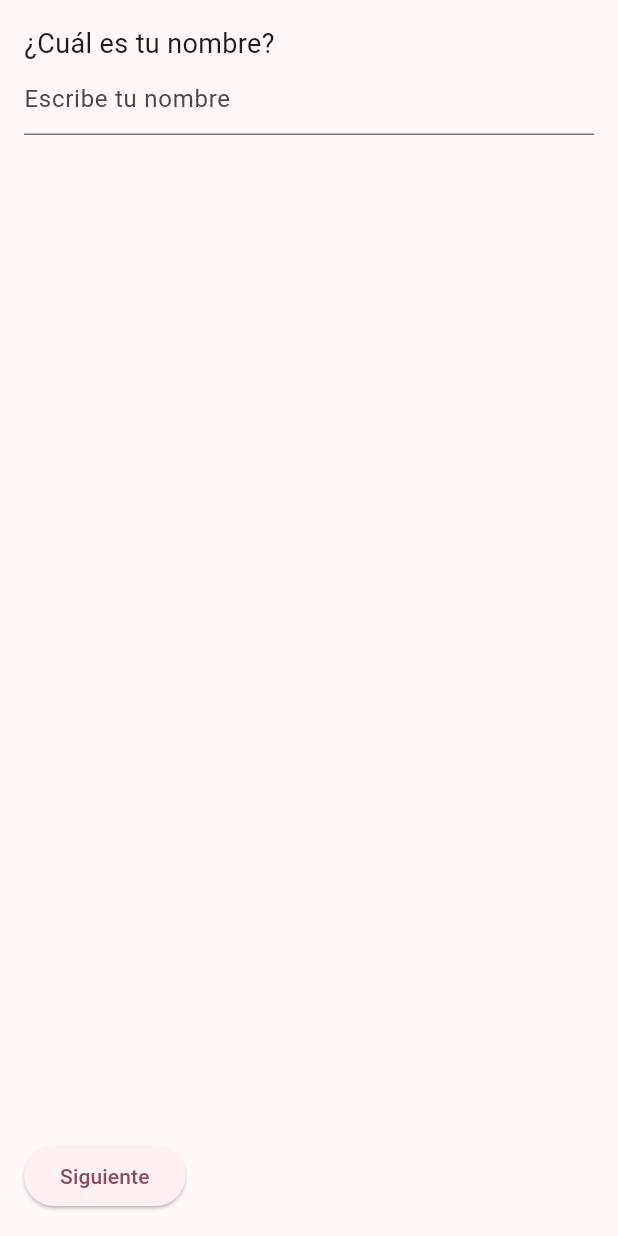
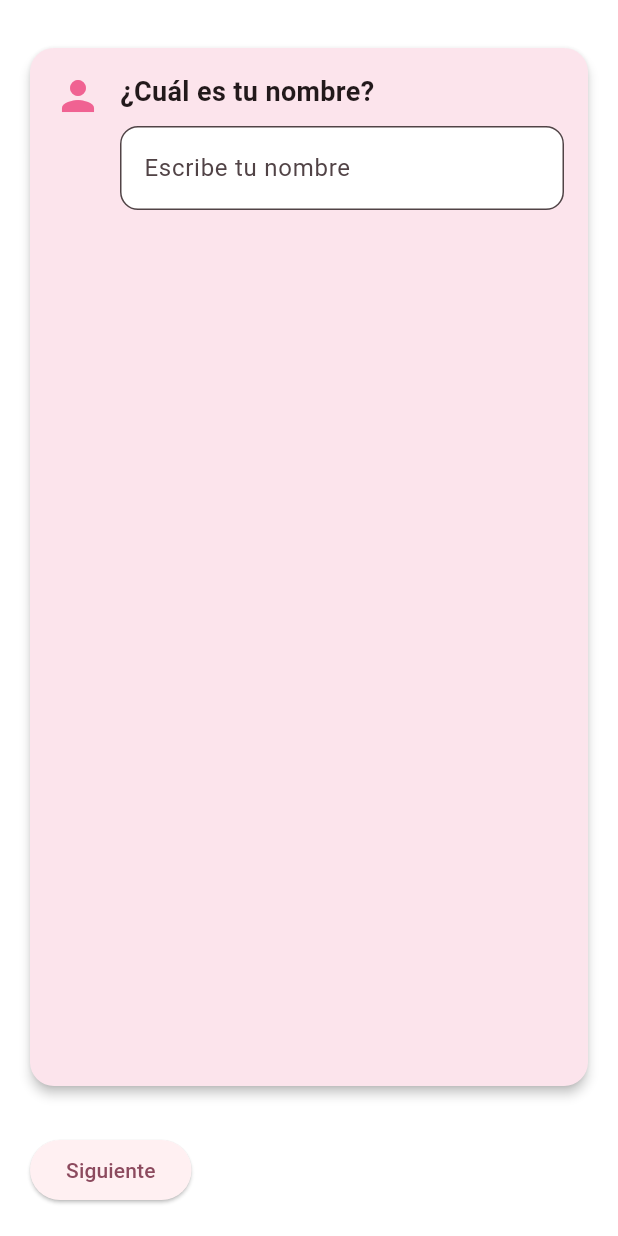
Before and after one commit to SebastianEscorcia/Maternapp, a Flutter app: the QuestionScreen screen opened by its route, on a phone screen of 412 x 824 dp. Run offline on Flutter 3.47's test engine with Material 3 defaults, Android fonts, the phone set to English and light mode, and no system bars; drawn by our look-alikes of flutter_animate; our stand-ins replace lottie, table_calendar.

Commit message:
Add folder in presentation global_widgets and layout. animated widgets questions, create welcome pages

```diff
--- a/lib/Routes/routes.dart
+++ b/lib/Routes/routes.dart
@@ -4,4 +4,5 @@ class Routes {
   static const String registerScreen = '/register';
   static const String calendarScreen = '/calendarPregnancy';
   static const String questionScreen = '/questions';
+  static const String welcomeScreen = '/welcome';
 }
--- a/lib/main.dart
+++ b/lib/main.dart
@@ -2,6 +2,7 @@ import 'package:flutter/material.dart';
 import 'package:intl/date_symbol_data_local.dart'; // Importa esto para inicializar locales
 import 'package:maternapp/core/appProvider/app_providers.dart';
 import 'package:maternapp/presentation/screens/questions/questions_screen.dart';
+import 'package:maternapp/presentation/screens/welcome/welcome_screen.dart';
 import 'package:provider/provider.dart';
 import 'package:maternapp/Routes/routes.dart';
 import 'package:maternapp/presentation/screens/home/widgets/calendar/calendar_screen.dart';
@@ -31,11 +32,12 @@ class MyApp extends StatelessWidget {
          colorScheme: ColorScheme.fromSeed(seedColor: Colors.pink[300] ?? Colors.pink),
       ),
       locale: const Locale('es', 'ES'),
-      initialRoute: Routes.questionScreen,
+      initialRoute: Routes.welcomeScreen,
       routes: {
         Routes.homeScreen: (context) => const HomeScreens(),
         Routes.calendarScreen: (context) => const CalendarScreen(),
         Routes.questionScreen: (conntext) => const QuestionScreen(),
+        Routes.welcomeScreen: (context) => const WelcomeScreen(),
       },
     );
   }
--- /dev/null
+++ b/lib/presentation/layout/layout_scaffold.dart
@@ -0,0 +1,49 @@
+import 'package:flutter/material.dart';
+
+class LayoutScaffold extends StatelessWidget {
+  final String title;
+  final Widget child;
+  final Widget? bottomNav;
+  final bool showBack;
+  final bool centerContent; // 👈 Nueva propiedad
+
+  const LayoutScaffold({
+    super.key,
+    this.title = "",
+    required this.child,
+    this.bottomNav,
+    this.showBack = false,
+    this.centerContent = false, // 👈 Valor por defecto
+  });
+
+  @override
+  Widget build(BuildContext context) {
+    final content = Padding(
+      padding: const EdgeInsets.all(20.0),
+      child: centerContent
+          ? Center(child: child) // 👈 Centrado vertical y horizontal
+          : child,
+    );
+
+    return Scaffold(
+      appBar: title.isNotEmpty
+          ? AppBar(
+              backgroundColor: Colors.white,
+              elevation: 0,
+              automaticallyImplyLeading: showBack,
+              title: Text(
+                title,
+                style: const TextStyle(
+                  color: Colors.pink,
+                  fontWeight: FontWeight.bold,
+                ),
+              ),
+              centerTitle: true,
+            )
+          : null, // 👈 oculta AppBar si no hay título
+      backgroundColor: Colors.white,
+      body: SafeArea(child: content),
+      bottomNavigationBar: bottomNav,
+    );
+  }
+}
--- a/lib/presentation/screens/questions/questions_screen.dart
+++ b/lib/presentation/screens/questions/questions_screen.dart
@@ -8,10 +8,11 @@ import 'package:maternapp/domain/controllers/maternal_controller.dart';
 import 'package:maternapp/domain/controllers/questions_controller.dart';
 import 'package:maternapp/domain/services/maternal_services.dart';
 import 'package:maternapp/domain/services/questions_services.dart';
-import 'package:maternapp/presentation/screens/home/widgets/calendar/custom_table_calendar.dart';
+import 'package:maternapp/presentation/layout/layout_scaffold.dart';
 import 'package:maternapp/presentation/screens/questions/widgets/questions_before_login_or_register/dropdown_questions_card.dart';
 import 'package:maternapp/presentation/screens/questions/widgets/questions_before_login_or_register/input_question_card.dart';
 import 'package:maternapp/presentation/screens/questions/widgets/questions_before_login_or_register/yes_no_questions_card.dart';
+import 'package:maternapp/presentation/screens/home/widgets/calendar/custom_table_calendar.dart';
 import 'package:maternapp/core/utils/alerts/alerts.dart';
 import 'package:provider/provider.dart';
 
@@ -25,6 +26,7 @@ class QuestionScreen extends StatelessWidget {
           inputType: TextInputType.name,
           initialValue: draftProviderMaterna.draft.nombre,
           onChanged: (val) => draftProviderMaterna.updateNombre(val),
+          icon: Icons.person,
         ),
         InputQuestionCard(
           questionText: "¿Cuál es tu edad?",
@@ -33,6 +35,7 @@ class QuestionScreen extends StatelessWidget {
           initialValue: draftProviderMaterna.draft.edad?.toString(),
           onChanged: (val) =>
               draftProviderMaterna.updateEdad(int.tryParse(val) ?? 0),
+          icon: Icons.cake,
         ),
         InputQuestionCard(
           questionText: "¿Cuál es tu peso en kg?",
@@ -41,6 +44,7 @@ class QuestionScreen extends StatelessWidget {
           initialValue: draftProviderMaterna.draft.peso?.toString(),
           onChanged: (val) =>
               draftProviderMaterna.updatePeso(double.tryParse(val) ?? 0),
+          icon: Icons.monitor_weight, // 👈 ícono representativo
         ),
         InputQuestionCard(
           questionText: "¿Cuál es tu estatura en metros?",
@@ -49,6 +53,7 @@ class QuestionScreen extends StatelessWidget {
           initialValue: draftProviderMaterna.draft.estatura?.toString(),
           onChanged: (val) =>
               draftProviderMaterna.updateEstatura(double.tryParse(val) ?? 0),
+          icon: Icons.height,
         ),
         YesNoQuestionCard(
           questionText: "¿Estás embarazada actualmente?",
@@ -56,6 +61,7 @@ class QuestionScreen extends StatelessWidget {
           onChanged: (val) {
             if (val != null) draftProviderMaterna.updateEmbarazoActual(val);
           },
+          icon: Icons.favorite,
         ),
         YesNoQuestionCard(
           questionText: "¿Es tu primer embarazo?",
@@ -70,6 +76,7 @@ class QuestionScreen extends StatelessWidget {
           selectedValue: draftProviderMaterna.draft.tipoEmbarazo,
           onChanged: (val) =>
               draftProviderMaterna.updateTipoEmbarazo(val ?? ""),
+          icon: Icons.family_restroom, // 👨‍👩‍👧
         ),
         YesNoQuestionCard(
           questionText: "¿Tienes antecedentes médicos relevantes?",
@@ -84,7 +91,8 @@ class QuestionScreen extends StatelessWidget {
   void onFinalizar(BuildContext context) {
     final preguntaController = PreguntaController(
       draftProvider: Provider.of<MaternaDraftProvider>(context, listen: false),
-      calendarController: Provider.of<CalendarController>(context, listen: false),
+      calendarController:
+          Provider.of<CalendarController>(context, listen: false),
       preguntaService: QuestionsServices(),
       maternaService: MaternalService(),
       maternaController: MaternalController(maternalService: MaternalService()),
@@ -114,20 +122,27 @@ class QuestionScreen extends StatelessWidget {
     final questions = buildQuestions(draftProviderMaterna);
     final isLast = nextOrPreviusQuestionsProvider.index == questions.length - 1;
 
-    return Scaffold(
-      body: Padding(
-        padding: const EdgeInsets.all(16),
+    return LayoutScaffold(
+      showBack: false,
       child: Column(
         children: [
           Expanded(
               child: AnimatedSwitcher(
-                duration: const Duration(milliseconds: 250),
+            duration: const Duration(milliseconds: 500),
+            transitionBuilder: (child, animation) {
+              return SlideTransition(
+                position: Tween<Offset>(
+                  begin: const Offset(1, 0),
+                  end: Offset.zero,
+                ).animate(animation),
+                child: FadeTransition(opacity: animation, child: child),
+              );
+            },
             child: KeyedSubtree(
               key: ValueKey(nextOrPreviusQuestionsProvider.index),
               child: questions[nextOrPreviusQuestionsProvider.index],
             ),
-              ),
-            ),
+          )),
           const SizedBox(height: 20),
           Row(
             mainAxisAlignment: MainAxisAlignment.spaceBetween,
@@ -145,9 +160,8 @@ class QuestionScreen extends StatelessWidget {
                 child: Text(isLast ? "Finalizar" : "Siguiente"),
               ),
             ],
-            )
+          ),
         ],
-        ),
       ),
     );
   }
--- a/lib/presentation/screens/questions/widgets/questions_before_login_or_register/input_question_card.dart
+++ b/lib/presentation/screens/questions/widgets/questions_before_login_or_register/input_question_card.dart
@@ -1,54 +1,69 @@
-// input_question_card.dart actualizado con TextEditingController
 import 'package:flutter/material.dart';
+import 'package:flutter_animate/flutter_animate.dart';
 
-class InputQuestionCard extends StatefulWidget {
+class InputQuestionCard extends StatelessWidget {
   final String questionText;
   final String hintText;
   final TextInputType inputType;
   final String? initialValue;
   final ValueChanged<String> onChanged;
+  final IconData? icon; // 👈 ícono opcional
 
   const InputQuestionCard({
+    super.key,
     required this.questionText,
     required this.hintText,
     required this.inputType,
     required this.onChanged,
     this.initialValue,
-    super.key,
+    this.icon,
   });
 
   @override
-  State<InputQuestionCard> createState() => _InputQuestionCardState();
-}
-
-class _InputQuestionCardState extends State<InputQuestionCard> {
-  late final TextEditingController _controller;
-
-  @override
-  void initState() {
-    super.initState();
-    _controller = TextEditingController(text: widget.initialValue ?? "");
-  }
-
-  @override
-  void dispose() {
-    _controller.dispose();
-    super.dispose();
-  }
-
-  @override
   Widget build(BuildContext context) {
-    return Column(
-      crossAxisAlignment: CrossAxisAlignment.start,
-      children: [
-        Text(widget.questionText, style: const TextStyle(fontSize: 18)),
-        TextFormField(
-          controller: _controller,
-          keyboardType: widget.inputType,
-          decoration: InputDecoration(hintText: widget.hintText),
-          onChanged: widget.onChanged,
+    return Card(
+      shape: RoundedRectangleBorder(borderRadius: BorderRadius.circular(16)),
+      elevation: 3,
+      color: Colors.pink[50],
+      margin: const EdgeInsets.symmetric(vertical: 12),
+      child: Padding(
+        padding: const EdgeInsets.all(16),
+        child: Row(
+          crossAxisAlignment: CrossAxisAlignment.start,
+          children: [
+            if (icon != null)
+              Padding(
+                padding: const EdgeInsets.only(right: 12),
+                child: Icon(icon, size: 32, color: Colors.pink[300]),
+              ),
+            Expanded(
+              child: Column(
+                crossAxisAlignment: CrossAxisAlignment.start,
+                children: [
+                  Text(
+                    questionText,
+                    style: const TextStyle(fontSize: 18, fontWeight: FontWeight.w600),
+                  ),
+                  const SizedBox(height: 10),
+                  TextFormField(
+                    initialValue: initialValue,
+                    keyboardType: inputType,
+                    decoration: InputDecoration(
+                      hintText: hintText,
+                      filled: true,
+                      fillColor: Colors.white,
+                      border: OutlineInputBorder(
+                        borderRadius: BorderRadius.circular(12),
+                      ),
+                    ),
+                    onChanged: onChanged,
+                  ),
+                ],
+              ),
+            ),
+          ],
         ),
-      ],
-    );
+      ),
+    ).animate().fadeIn(duration: 400.ms).moveY(begin: 30);
   }
 }
```
Also changed, not shown: assets/animations/welcome.json (added, +1 -0 lines), assets/animations/women_pregnant.json (added, +1 -0 lines), lib/data/models/maternal_model.dart (+15 -0 lines), lib/presentation/global_widgets/texts/app_text.dart (added, +32 -0 lines), lib/presentation/screens/home/home_screens.dart (+35 -26 lines), lib/presentation/screens/questions/widgets/questions_before_login_or_register/dropdown_questions_card.dart (+34 -4 lines), lib/presentation/screens/questions/widgets/questions_before_login_or_register/yes_no_questions_card.dart (+34 -9 lines), lib/presentation/screens/welcome/welcome_screen.dart (added, +43 -0 lines), lib/presentation/screens/welcome/widgets/started_button_welcome.dart (added, +26 -0 lines), pubspec.yaml (+9 -1 lines), assets/images/undraw_expecting_j6le.png (added), lib/data/repositories/maternalRepository.dart (added), pubspec.lock, 2 other files. Lines whose indentation alone changed are shown as unchanged.
